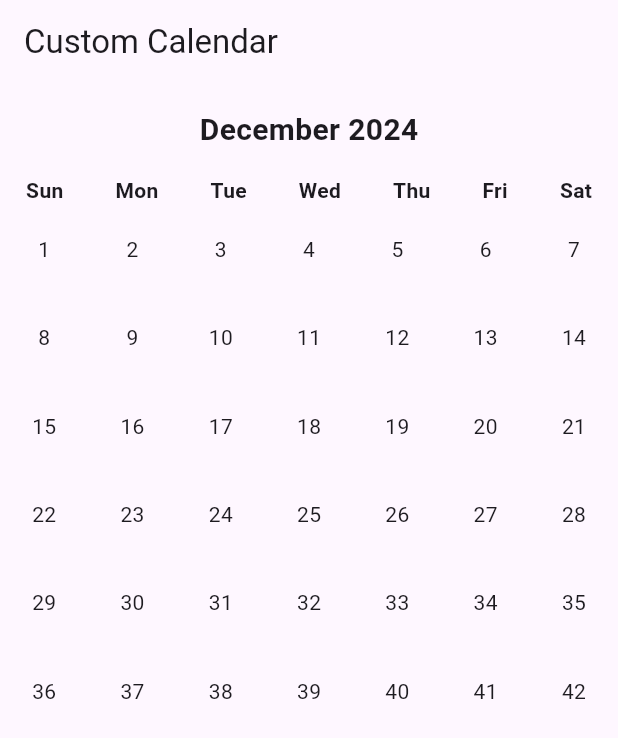
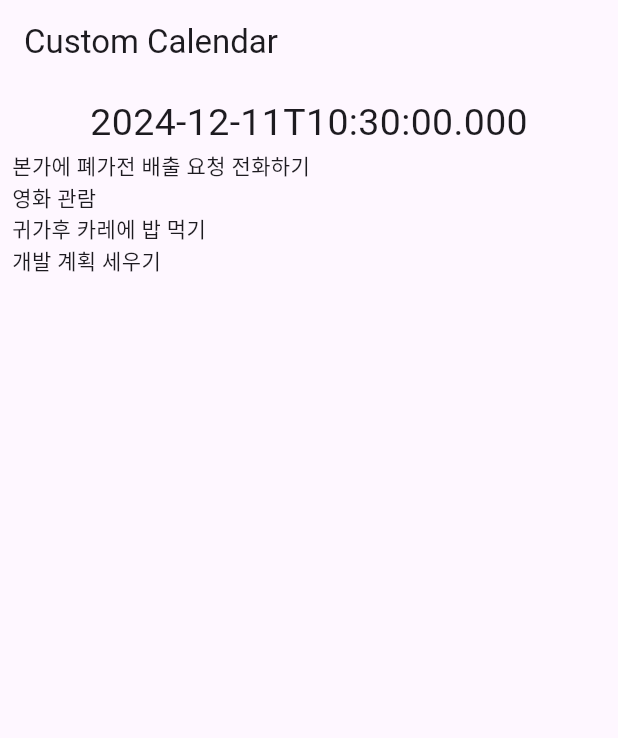
Before and after one commit to gkswl412/simple_todo_calendar, a Flutter app: the screen it shows after launch, on a phone screen of 412 x 824 dp. Shown: the top 738 px of the screen. Run offline on Flutter 3.47's test engine with Material 3 defaults, Android fonts, the phone set to English and light mode, and no system bars.

Commit message:
wip: Create TodoItem model and Start implementing DailyTimelineView widget

```diff
--- a/lib/main.dart
+++ b/lib/main.dart
@@ -1,5 +1,6 @@
 import 'package:flutter/material.dart';
-import 'package:intl/intl.dart';
+import 'package:simple_todo_calendar/models/todo_item.dart';
+import 'package:simple_todo_calendar/views/daily_timeline_view.dart';
 
 void main() {
   runApp(const MainApp());
@@ -12,39 +13,34 @@ class MainApp extends StatelessWidget {
   Widget build(BuildContext context) {
     return MaterialApp(
       home: Scaffold(
-      appBar: AppBar(title: const Text("Custom Calendar")),
-      body: Column(
-        children: [
-          // Month and Year
-          Padding(
-            padding: const EdgeInsets.all(16.0),
-            child: Text(
-              DateFormat.yMMMM().format(DateTime.now()),
-              style: const TextStyle(fontSize: 20, fontWeight: FontWeight.bold),
+          appBar: AppBar(
+            title: const Text("Custom Calendar"),
           ),
+          body: DailyTimelineView(
+            selectedDate: DateTime.now(),
+            todoItems: [
+              TodoItem(
+                note: '본가에 폐가전 배출 요청 전화하기',
+                time: DateTime.now(),
+                isDone: false,
               ),
-          // Weekday Labels
-          Row(
-            mainAxisAlignment: MainAxisAlignment.spaceAround,
-            children: ['Sun', 'Mon', 'Tue', 'Wed', 'Thu', 'Fri', 'Sat']
-                .map((day) => Text(day,
-                    style: const TextStyle(fontWeight: FontWeight.bold)))
-                .toList(),
+              TodoItem(
+                note: '영화 관람',
+                time: DateTime.now(),
+                isDone: false,
               ),
-          // Calendar Grid
-          Expanded(
-            child: GridView.builder(
-              gridDelegate: const SliverGridDelegateWithFixedCrossAxisCount(
-                  crossAxisCount: 7),
-              itemCount: 42, // 6 weeks * 7 days
-              itemBuilder: (context, index) {
-                // Replace with your logic to compute the day
-                return Center(child: Text("${index + 1}"));
-              },
+              TodoItem(
+                note: '귀가후 카레에 밥 먹기',
+                time: DateTime.now(),
+                isDone: false,
               ),
+              TodoItem(
+                note: '개발 계획 세우기',
+                time: DateTime.now(),
+                isDone: false,
               ),
             ],
-      ),
-    ));
+          )),
+    );
   }
 }
--- /dev/null
+++ b/lib/models/todo_item.dart
@@ -0,0 +1,11 @@
+class TodoItem {
+  final String note;
+  final DateTime time;
+  final bool isDone;
+
+  const TodoItem({
+    required this.note,
+    required this.time,
+    required this.isDone,
+  });
+}
--- /dev/null
+++ b/lib/views/daily_timeline_view.dart
@@ -0,0 +1,48 @@
+import 'package:flutter/material.dart';
+import 'package:simple_todo_calendar/models/todo_item.dart';
+
+class DailyTimelineView extends StatefulWidget {
+  final DateTime selectedDate;
+  final List<TodoItem>? todoItems;
+
+  const DailyTimelineView({
+    required this.selectedDate,
+    this.todoItems,
+    super.key,
+  });
+
+  @override
+  State<DailyTimelineView> createState() => _DailyTimelineViewState();
+}
+
+class _DailyTimelineViewState extends State<DailyTimelineView> {
+  late List<TodoItem> todoItems;
+
+  @override
+  void initState() {
+    super.initState();
+    todoItems = widget.todoItems ?? [];
+  }
+
+  @override
+  Widget build(BuildContext context) {
+    return SingleChildScrollView(
+      padding: const EdgeInsets.all(8),
+      child: Column(
+        mainAxisAlignment: MainAxisAlignment.start,
+        crossAxisAlignment: CrossAxisAlignment.stretch,
+        children: [
+          Center(
+            child: Text(
+              widget.selectedDate.toIso8601String(),
+              style: const TextStyle(
+                fontSize: 25,
+              ),
+            ),
+          ),
+          ...todoItems.map((item) => Text(item.note)),
+        ],
+      ),
+    );
+  }
+}
--- /dev/null
+++ b/lib/views/monthly_view.dart
@@ -0,0 +1,42 @@
+import 'package:flutter/material.dart';
+import 'package:intl/intl.dart';
+
+class MonthlyView extends StatelessWidget {
+  const MonthlyView({super.key});
+
+  @override
+  Widget build(BuildContext context) {
+    return Column(
+      children: [
+        // Month and Year
+        Padding(
+          padding: const EdgeInsets.all(16.0),
+          child: Text(
+            DateFormat.yMMMM().format(DateTime.now()),
+            style: const TextStyle(fontSize: 20, fontWeight: FontWeight.bold),
+          ),
+        ),
+        // Weekday Labels
+        Row(
+          mainAxisAlignment: MainAxisAlignment.spaceAround,
+          children: ['Sun', 'Mon', 'Tue', 'Wed', 'Thu', 'Fri', 'Sat']
+              .map((day) => Text(day,
+                  style: const TextStyle(fontWeight: FontWeight.bold)))
+              .toList(),
+        ),
+        // Calendar Grid
+        Expanded(
+          child: GridView.builder(
+            gridDelegate: const SliverGridDelegateWithFixedCrossAxisCount(
+                crossAxisCount: 7),
+            itemCount: 42, // 6 weeks * 7 days
+            itemBuilder: (context, index) {
+              // Replace with your logic to compute the day
+              return Center(child: Text("${index + 1}"));
+            },
+          ),
+        ),
+      ],
+    );
+  }
+}
```
Lines whose indentation alone changed are shown as unchanged.
